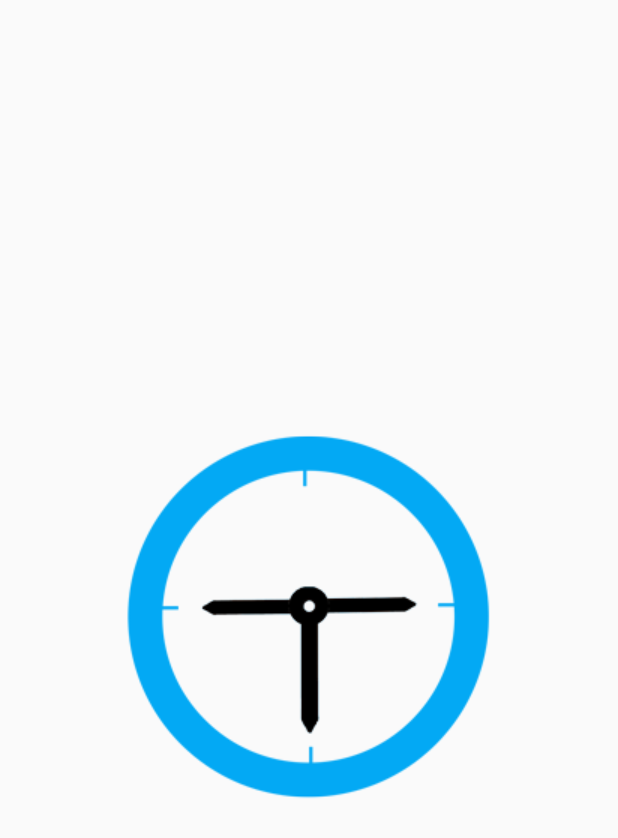
After one commit to KshamaAgrawal/ForTimeStint, a Flutter app: the SplashScreen screen opened directly, on a phone screen of 412 x 824 dp. The commit adds this screen. Shown: the top 838 px of the screen. Run offline on Flutter 3.47's test engine with Material 2 defaults, Android fonts, the phone set to English and light mode, and no system bars; our stand-ins replace percent_indicator.

Commit message:
add splash screen

```diff
--- a/lib/login_screen.dart
+++ b/lib/login_screen.dart
@@ -1,6 +1,7 @@
 import 'package:flutter/material.dart';
 import 'dart:async';
 import 'home.dart';
+import 'splashScreen.dart';
 
 class LoginPage extends StatefulWidget {
 
@@ -74,7 +75,7 @@ class _State extends State<LoginPage> {
                   if(nameController.text == Username || passwordController.text == Password){
                     Navigator.push(
                       context,
-                      MaterialPageRoute(builder: (context) => homePage()),
+                      MaterialPageRoute(builder: (context) => SplashScreen()),
                     );
                   }
                   else{
--- /dev/null
+++ b/lib/splashScreen.dart
@@ -0,0 +1,29 @@
+import 'dart:async';
+import 'package:flutter/material.dart';
+import 'home.dart';
+
+class SplashScreen extends StatefulWidget {
+  @override
+  _SplashScreenState createState() => _SplashScreenState();
+}
+
+class _SplashScreenState extends State<SplashScreen> {
+  @override
+  void initState() {
+    super.initState();
+    Timer(
+        Duration(seconds: 3),
+        () => Navigator.of(context).pushReplacement(MaterialPageRoute(
+            builder: (BuildContext context) => homePage())));
+  }
+
+  @override
+  Widget build(BuildContext context) {
+    return Scaffold(
+      // backgroundColor: Colors.white,
+      body: Center(
+        child: Image.asset('assets/images/256.png'),
+      ),
+    );
+  }
+}
```
Also changed, not shown: 1 other file.
